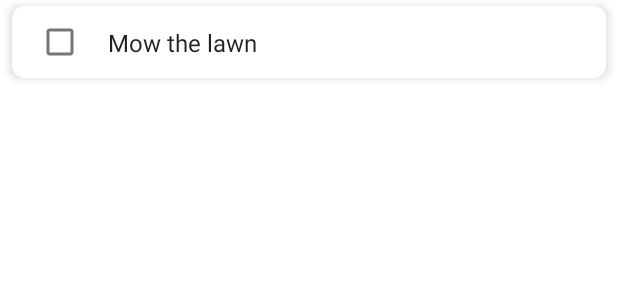
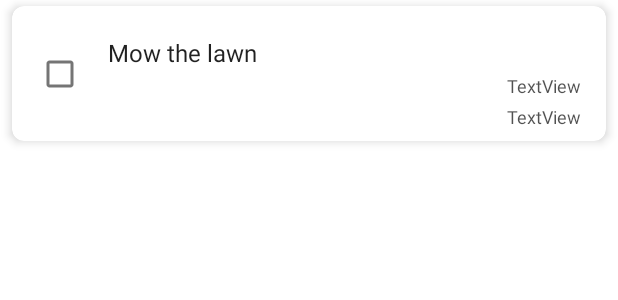
Before and after one commit to linucksrox/ReminderList, an Android app: the layout checklist_item_unchecked.xml on its own in the app's theme, with its tools: preview values and no code run, on a phone screen of 412 x 824 dp. Shown: the top 300 px of the screen. Run offline under Robolectric (Android 15) with nearby library versions, the phone set to English and light mode, and no system bars.

Commit message:
Add some textviews to unchecked layout (to display recurrence)

```diff
--- a/app/src/main/res/layout/checklist_item_unchecked.xml
+++ b/app/src/main/res/layout/checklist_item_unchecked.xml
@@ -23,7 +23,7 @@
 
         <androidx.constraintlayout.widget.ConstraintLayout
             android:layout_width="match_parent"
-            android:layout_height="wrap_content">
+            android:layout_height="90dp">
 
             <CheckBox
                 android:id="@+id/checkbox_completed"
@@ -41,15 +41,42 @@
                 android:layout_width="0dp"
                 android:layout_height="wrap_content"
                 android:layout_marginStart="8dp"
+                android:layout_marginTop="16dp"
                 android:layout_marginEnd="8dp"
                 android:ellipsize="end"
                 android:text="@{todoItem.description}"
                 android:textAppearance="?attr/textAppearanceListItem"
                 app:layout_constraintBottom_toBottomOf="parent"
                 app:layout_constraintEnd_toEndOf="parent"
+                app:layout_constraintHorizontal_bias="0.0"
                 app:layout_constraintStart_toEndOf="@+id/checkbox_completed"
                 app:layout_constraintTop_toTopOf="parent"
+                app:layout_constraintVertical_bias="0.071"
                 tools:text="Mow the lawn" />
+
+            <TextView
+                android:id="@+id/textView"
+                android:layout_width="wrap_content"
+                android:layout_height="wrap_content"
+                android:layout_marginEnd="16dp"
+                android:layout_marginBottom="8dp"
+                android:text="TextView"
+                android:textColor="#AE000000"
+                android:textSize="12sp"
+                app:layout_constraintBottom_toBottomOf="parent"
+                app:layout_constraintEnd_toEndOf="parent" />
+
+            <TextView
+                android:id="@+id/textView2"
+                android:layout_width="wrap_content"
+                android:layout_height="wrap_content"
+                android:layout_marginEnd="16dp"
+                android:layout_marginBottom="4dp"
+                android:text="TextView"
+                android:textColor="#AE000000"
+                android:textSize="12sp"
+                app:layout_constraintBottom_toTopOf="@+id/textView"
+                app:layout_constraintEnd_toEndOf="parent" />
 
         </androidx.constraintlayout.widget.ConstraintLayout>
     </androidx.cardview.widget.CardView>
--- a/build.gradle
+++ b/build.gradle
@@ -10,7 +10,7 @@ buildscript {
         jcenter()
     }
     dependencies {
-        classpath 'com.android.tools.build:gradle:3.5.0'
+        classpath 'com.android.tools.build:gradle:3.5.1'
         classpath "org.jetbrains.kotlin:kotlin-gradle-plugin:$kotlin_version"
         classpath "androidx.navigation:navigation-safe-args-gradle-plugin:$navigation_version"
 
```
